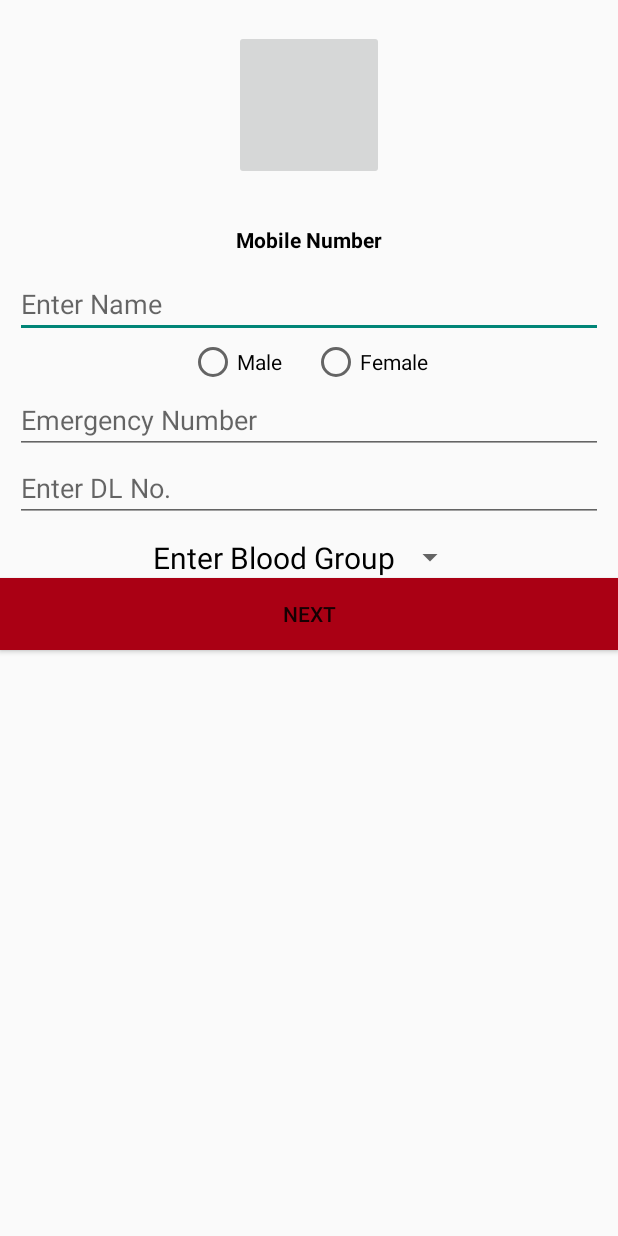
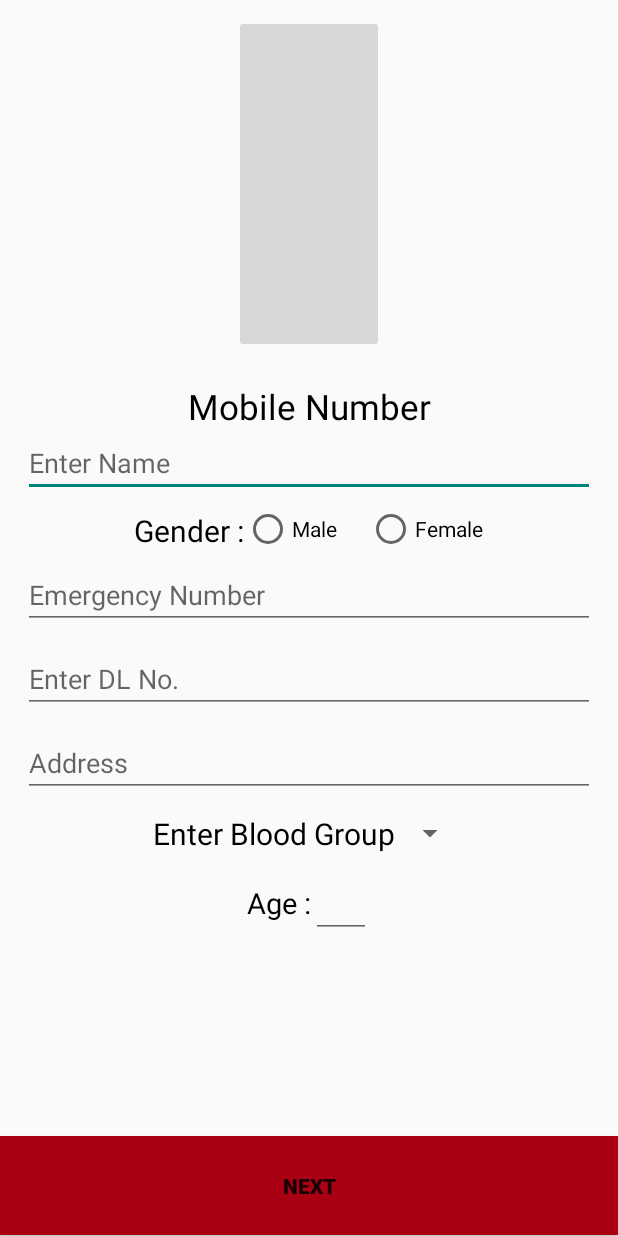
Before and after one commit to codedsun/OnRoadWheels, an Android app: the layout activity_registration.xml on its own in the app's theme, with its tools: preview values and no code run, on a phone screen of 412 x 824 dp. Run offline under Robolectric (Android 15) with nearby library versions, the phone set to English and light mode, and no system bars.

Commit message:
improved updates

```diff
--- a/app/src/main/res/layout/activity_registration.xml
+++ b/app/src/main/res/layout/activity_registration.xml
@@ -4,13 +4,15 @@
     xmlns:tools="http://schemas.android.com/tools"
     android:layout_width="match_parent"
     android:orientation="vertical"
-    android:layout_marginTop="20dp"
+    android:layout_marginTop="10dp"
     android:layout_height="match_parent"
+    android:weightSum="4"
     tools:context="com.example.suneet.onroadwheels.Registration">
 
     <ImageButton
         android:layout_width="100dp"
-        android:layout_height="100dp"
+        android:layout_height="0dp"
+        android:layout_weight="2.5"
         android:layout_marginBottom="10dp"
         android:id="@+id/userImage"
         android:layout_gravity="center"/>
@@ -19,32 +21,47 @@
         android:layout_width="match_parent"
         android:orientation="vertical"
         android:layout_marginTop="20dp"
+        android:layout_weight="1.3"
         android:layout_height="wrap_content"
         android:layout_margin="10dp">
 
         <TextView
             android:layout_width="match_parent"
-            android:layout_height="40dp"
-            android:textStyle="bold"
+            android:layout_height="25dp"
             android:gravity="center"
             android:id="@+id/userMobNo"
             android:textColor="@color/colorText"
             android:textColorHint="@color/colorText"
-            android:hint="Mobile Number"/>
+            android:hint="Mobile Number"
+            android:textSize="23sp"/>
 
 
         <EditText
             android:layout_width="match_parent"
             android:layout_height="wrap_content"
+            android:layout_margin="5dp"
             android:id="@+id/userName"
             android:hint="@string/nameHint"
             android:textColor="@color/colorText"/>
+        <LinearLayout
+            android:layout_width="wrap_content"
+            android:layout_height="wrap_content"
+            android:orientation="horizontal"
+            android:layout_gravity="center">
+
+            <TextView
+                android:layout_width="match_parent"
+                android:layout_height="25dp"
+                android:text="@string/gender"
+                android:layout_gravity="center"
+                android:textColor="@color/colorText"
+                android:textSize="20sp" />
+
+
             <RadioGroup
                 android:layout_width="match_parent"
                 android:layout_height="wrap_content"
-            android:orientation="horizontal"
-            android:gravity="center">
-
+                android:orientation="horizontal">
                 <RadioButton
                     android:layout_width="wrap_content"
                     android:layout_height="wrap_content"
@@ -59,10 +76,12 @@
                     android:text="@string/female"
                     android:id="@+id/uFemale"/>
             </RadioGroup>
+        </LinearLayout>
         <EditText
             android:layout_width="match_parent"
             android:layout_height="wrap_content"
             android:id="@+id/uEmergencyNo"
+            android:layout_margin="5dp"
             android:hint="@string/emer_no_hint"
             android:textColor="@color/colorText"
             android:inputType="number"/>
@@ -72,13 +91,20 @@
             android:layout_height="wrap_content"
             android:id="@+id/uDLNO"
             android:hint="@string/dlno"
+            android:layout_margin="5dp"
             android:textColor="@color/colorText"/>
-
-    </LinearLayout>
+        <EditText
+            android:layout_width="match_parent"
+            android:layout_height="wrap_content"
+            android:layout_margin="5dp"
+            android:id="@+id/userAddress"
+            android:hint="@string/address"
+            android:textColor="@color/colorText"/>
         <LinearLayout
             android:layout_width="match_parent"
             android:layout_height="wrap_content"
             android:orientation="horizontal"
+            android:layout_margin="5dp"
             android:gravity="center">
             <TextView
                 android:layout_width="wrap_content"
@@ -94,16 +120,39 @@
 
             </Spinner>
         </LinearLayout>
-    <Button
-        android:id="@+id/buttonNext"
-
-        android:layout_width="match_parent"
+        <LinearLayout
+            android:layout_width="wrap_content"
             android:layout_height="wrap_content"
-        android:layout_gravity="bottom"
-        android:background="#AA0014"
-        android:text="NEXT" />
-
+            android:orientation="horizontal"
+            android:layout_margin="5dp"
+            android:layout_gravity="center">
+            <TextView
+                android:layout_width="wrap_content"
+                android:layout_height="wrap_content"
+                android:text="@string/age"
+                android:textColor="#000"
+                android:gravity="center"
+                android:textSize="19sp"/>
+            <EditText
+                android:layout_width="40dp"
+                android:layout_height="wrap_content"
+                android:id="@+id/userAge"
+                android:textColor="@color/colorText"/>
+        </LinearLayout>
 
 
 
     </LinearLayout>
+
+
+
+    <Button
+        android:id="@+id/buttonNext"
+        android:layout_weight="0.2"
+        android:layout_width="match_parent"
+        android:layout_height="wrap_content"
+        android:layout_gravity="bottom"
+        android:textStyle="normal|bold"
+        android:background="#AA0014"
+        android:text="@string/next"/>
+</LinearLayout>
--- a/app/src/main/res/values/strings.xml
+++ b/app/src/main/res/values/strings.xml
@@ -1,9 +1,6 @@
 <resources>
     <string name="app_name">OnRoadWheels</string>
-
-
-    <string name="gender">Gender</string>
-
+    <string name="gender">Gender : </string>
     <string name="loginHint">Enter Mobile Number</string>
     <string name="goButton">GO!</string>
     <string name="nameHint">Enter Name</string>
@@ -12,5 +9,8 @@
     <string name="emer_no_hint">Emergency Number</string>
     <string name="dlno">Enter DL No.</string>
     <string name="bloodgp">Enter Blood Group</string>
+    <string name="age">Age :</string>
+    <string name="address">Address</string>
+    <string name="next">Next</string>
 
 </resources>
```
Also changed, not shown: app/src/main/java/com/example/suneet/onroadwheels/MainActivity.java (+7 -6 lines), app/src/main/java/com/example/suneet/onroadwheels/Registration.java (+31 -4 lines). Lines whose indentation alone changed are shown as unchanged.
